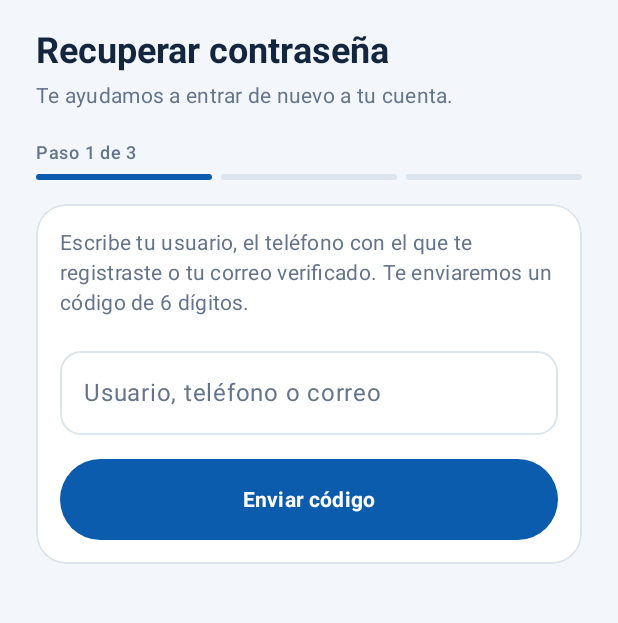
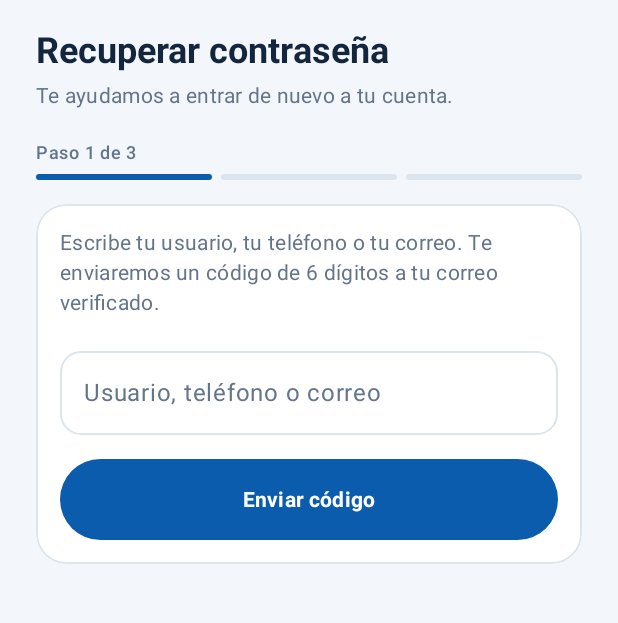
Before and after one commit to 2530412-alt/logue, an Android app built with Jetpack Compose: the screen it shows after launch (MainActivity), after a tap on "¿Olvidaste tu contraseña?", on a phone screen of 412 x 824 dp, the part 180-803 px from its top. Run offline under Robolectric (Android 15) with nearby library versions, the phone set to English and light mode, and no system bars; 2 statements that could not run were skipped.

Commit message:
App: recuperar contraseña solo por correo (sin SMS)
Co-Authored-By: Claude Opus 5.5 <noreply@anthropic.com>
Claude-Session: https://claude.ai/code/session_01VTa6ps6pQQmMSMWuiE99zo

```diff
--- a/frontend/shared/src/commonMain/kotlin/com/logue/frontend/RecoverPasswordScreen.kt
+++ b/frontend/shared/src/commonMain/kotlin/com/logue/frontend/RecoverPasswordScreen.kt
@@ -21,11 +21,11 @@ private val RecoverStepSaver = Saver<RecoverStep, String>(save = { it.name }, re
 
 /**
  * Recuperar contraseña (USR-12) en 3 pasos:
- * 1) usuario o teléfono, 2) código de 6 dígitos que manda el servidor, 3) contraseña nueva.
+ * 1) usuario, teléfono o correo, 2) código de 6 dígitos que llega al correo, 3) contraseña nueva.
  *
- * El servidor genera el código (`POST /recuperacion/solicitar`) y solo cambia la contraseña si el
- * código es el vigente (`POST /recuperacion/confirmar`). El envío del código por SMS depende de
- * NOT-05: mientras no exista, el código queda en el registro del servidor.
+ * El servidor genera el código (`POST /recuperacion/solicitar`), lo envía al correo verificado de la
+ * cuenta (servicio de correo) y solo cambia la contraseña si el código es el vigente
+ * (`POST /recuperacion/confirmar`). La recuperación es por correo, no por SMS.
  */
 @Composable
 fun RecoverPasswordScreen(onBack: () -> Unit) {
@@ -79,7 +79,7 @@ fun RecoverPasswordScreen(onBack: () -> Unit) {
             when (step) {
                 RecoverStep.ACCOUNT -> {
                     Text(
-                        "Escribe tu usuario, el teléfono con el que te registraste o tu correo verificado. Te enviaremos un código de 6 dígitos.",
+                        "Escribe tu usuario, tu teléfono o tu correo. Te enviaremos un código de 6 dígitos a tu correo verificado.",
                         color = AppColors.TextMuted,
                         style = MaterialTheme.typography.bodyMedium
                     )
```
Also changed, not shown: frontend/shared/src/commonMain/kotlin/com/logue/frontend/AuthValidation.kt (+2 -8 lines), 1 other file.
